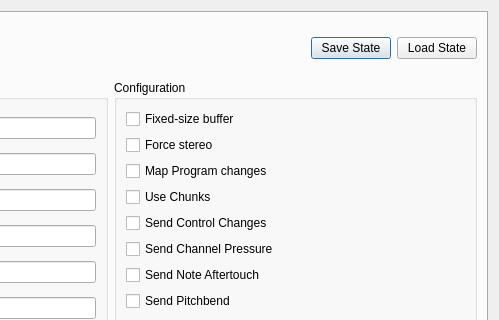
falkTX/Carla, file resources/ui/carla_edit.ui: the form before one commit; both pictures show x 173 to 672 and y 0 to 320 of the 672 by 623 pixel window.
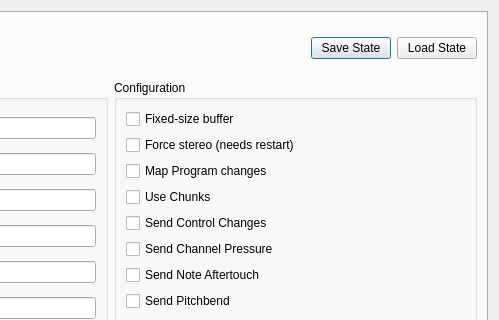
The form after the commit. Icons and pictures are not drawn. Custom widgets are drawn as their Qt base class.

Diff of the .ui file:
```diff
--- a/resources/ui/carla_edit.ui
+++ b/resources/ui/carla_edit.ui
@@ -302,7 +302,7 @@
           <item>
            <widget class="QCheckBox" name="ch_force_stereo">
             <property name="text">
-             <string>Force stereo</string>
+             <string>Force stereo (needs restart)</string>
             </property>
            </widget>
           </item>
```
